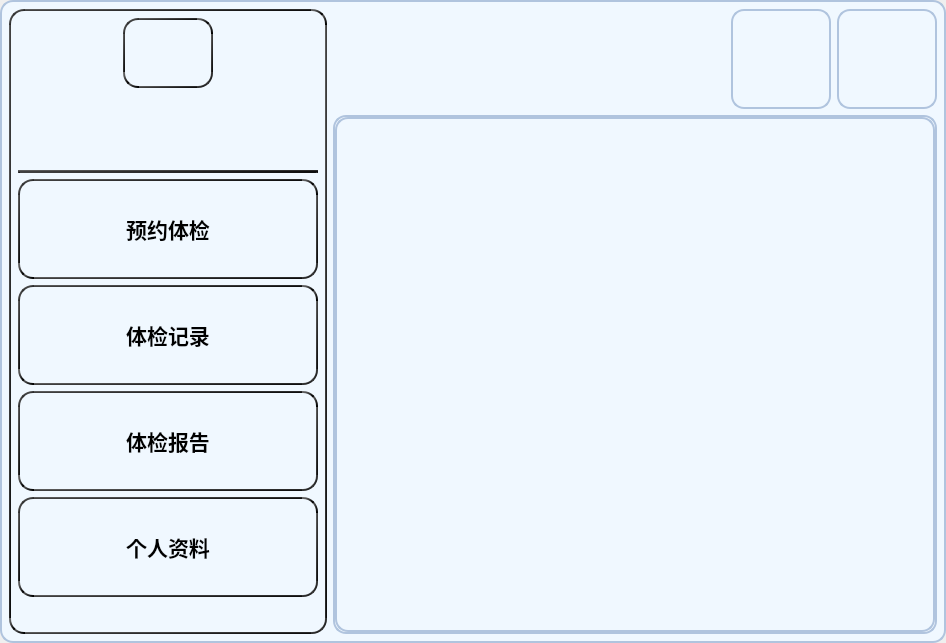
Before: the Qt Designer form PEIS_Client/usermainwindow.ui in ooohhhj/PEIS, drawn with Qt 5.
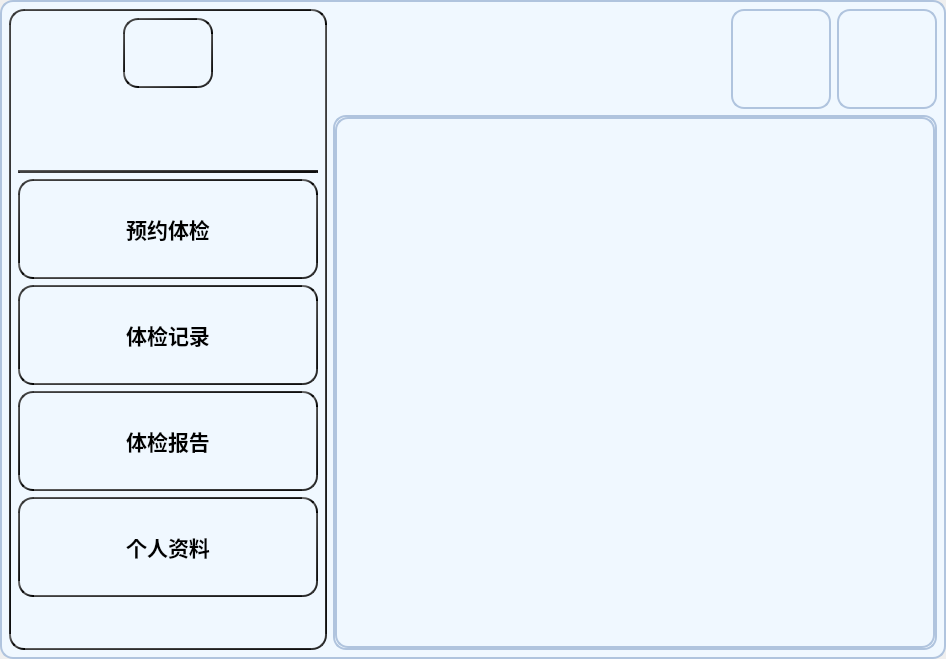
After: the same form once the commit is applied. Icons and pictures are not drawn.

What changed in the file:
```diff
--- a/PEIS_Client/usermainwindow.ui
+++ b/PEIS_Client/usermainwindow.ui
@@ -7,7 +7,7 @@
     <x>0</x>
     <y>0</y>
     <width>946</width>
-    <height>643</height>
+    <height>659</height>
    </rect>
   </property>
   <property name="windowTitle">
```
Left out of the diff: 19 changed lines with no effect on the pictures.
